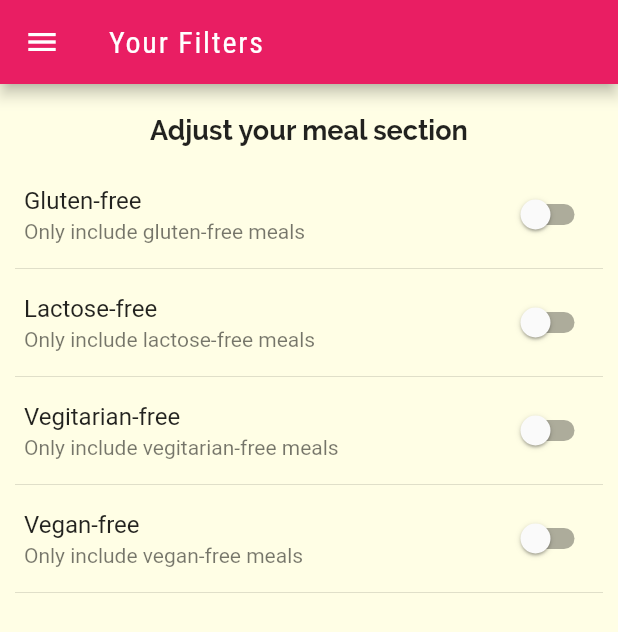
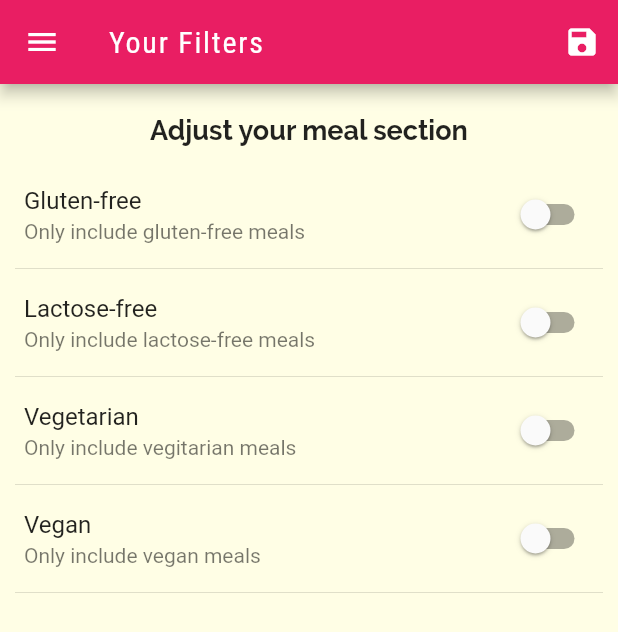
Before and after one commit to marshallrahul/Meal-App, a Flutter app: the MealFilters screen opened by its route, on a phone screen of 412 x 824 dp. Shown: the top 632 px of the screen. Run offline on Flutter 3.47's test engine with Material 2 defaults, Android fonts, the phone set to English and light mode, and no system bars.

Commit message:
Final commit

```diff
--- a/lib/dummy_data.dart
+++ b/lib/dummy_data.dart
@@ -189,8 +189,8 @@ const DUMMY_MEALS = const [
   Meal(
     id: 'm5',
     categories: [
-      'c2'
-          'c5',
+      'c2',
+      'c5',
       'c10',
     ],
     title: 'Salad with Smoked Salmon',
--- a/lib/main.dart
+++ b/lib/main.dart
@@ -4,14 +4,53 @@ import './screen/category_meal_screen.dart';
 import './screen/meal_details_screen.dart';
 import './screen/tab_bar_screen.dart';
 import './screen/meal_filters_screen.dart';
+import './dummy_data.dart';
+import './models/meal.dart';
 
 void main() {
   runApp(MyApp());
 }
 
-class MyApp extends StatelessWidget {
+class MyApp extends StatefulWidget {
+  @override
+  _MyAppState createState() => _MyAppState();
+}
+
+class _MyAppState extends State<MyApp> {
+  Map<String, bool> _filters = {
+    'gluten': false,
+    'lactose': false,
+    'vegan': false,
+    'vegetarian': false,
+  };
+
+  List<Meal> _availableMeals = DUMMY_MEALS;
+
+  void _filteredItem(Map<String, bool> value) {
+    setState(() {
+      _filters = value;
+
+      _availableMeals = DUMMY_MEALS.where((meal) {
+        if ((_filters['gluten'] == true) && !meal.isGlutenFree) {
+          return false;
+        }
+        if ((_filters['lactose'] == true) && !meal.isLactoseFree) {
+          return false;
+        }
+        if ((_filters['vegan'] == true) && !meal.isVegan) {
+          return false;
+        }
+        if ((_filters['vegetarian'] == true) && !meal.isVegetarian) {
+          return false;
+        }
+        return true;
+      }).toList();
+    });
+  }
+
   @override
   Widget build(BuildContext context) {
+    print(_availableMeals);
     return MaterialApp(
       title: 'Meals App',
       theme: ThemeData(
@@ -29,9 +68,9 @@ class MyApp extends StatelessWidget {
       initialRoute: '/',
       routes: {
         '/': (ctx) => TabScreen(),
-        '/category-meal': (ctx) => CategoryMealScreen(),
+        '/category-meal': (ctx) => CategoryMealScreen(_availableMeals),
         '/meal-details': (ctx) => MealDetailsScreen(),
-        '/meal-filters': (ctx) => MealFilters(),
+        '/meal-filters': (ctx) => MealFilters(_filters, _filteredItem),
       },
     );
   }
--- a/lib/screen/meal_filters_screen.dart
+++ b/lib/screen/meal_filters_screen.dart
@@ -3,6 +3,13 @@ import 'package:flutter/material.dart';
 import '../widgets/main_drawer.dart';
 
 class MealFilters extends StatefulWidget {
+  final Map<String, bool> mealFilters;
+  final Function filterItems;
+
+  MealFilters(
+    this.mealFilters,
+    this.filterItems,
+  );
   @override
   _MealFiltersState createState() => _MealFiltersState();
 }
@@ -10,8 +17,19 @@ class MealFilters extends StatefulWidget {
 class _MealFiltersState extends State<MealFilters> {
   bool _glutenFree = false;
   bool _lactoseFree = false;
-  bool _vegitarianFree = false;
-  bool _veganFree = false;
+  bool _vegetarian = false;
+  bool _vegan = false;
+
+  @override
+  void initState() {
+    setState(() {
+      _glutenFree = widget.mealFilters['gluten'];
+      _lactoseFree = widget.mealFilters['lactose'];
+      _vegetarian = widget.mealFilters['vegetarian'];
+      _vegan = widget.mealFilters['vegan'];
+    });
+    super.initState();
+  }
 
   List<Widget> _buildSwitchTileWidget(
     String title,
@@ -46,6 +64,20 @@ class _MealFiltersState extends State<MealFilters> {
             letterSpacing: 1.2,
           ),
         ),
+        actions: [
+          IconButton(
+            icon: Icon(Icons.save),
+            onPressed: () {
+              final selectedMeal = {
+                'gluten': _glutenFree,
+                'lactose': _lactoseFree,
+                'vegan': _vegan,
+                'vegetarian': _vegetarian,
+              };
+              widget.filterItems(selectedMeal);
+            },
+          ),
+        ],
       ),
       drawer: MainDrawer(),
       body: Column(
@@ -69,7 +101,7 @@ class _MealFiltersState extends State<MealFilters> {
             'Gluten-free',
             'Only include gluten-free meals',
             _glutenFree,
-            (value) {
+            (bool value) {
               setState(() {
                 _glutenFree = value;
               });
@@ -79,29 +111,29 @@ class _MealFiltersState extends State<MealFilters> {
             'Lactose-free',
             'Only include lactose-free meals',
             _lactoseFree,
-            (value) {
+            (bool value) {
               setState(() {
                 _lactoseFree = value;
               });
             },
           ),
           ..._buildSwitchTileWidget(
-            'Vegitarian-free',
-            'Only include vegitarian-free meals',
-            _vegitarianFree,
-            (value) {
+            'Vegetarian',
+            'Only include vegitarian meals',
+            _vegetarian,
+            (bool value) {
               setState(() {
-                _vegitarianFree = value;
+                _vegetarian = value;
               });
             },
           ),
           ..._buildSwitchTileWidget(
-            'Vegan-free',
-            'Only include vegan-free meals',
-            _veganFree,
-            (value) {
+            'Vegan',
+            'Only include vegan meals',
+            _vegan,
+            (bool value) {
               setState(() {
-                _veganFree = value;
+                _vegan = value;
               });
             },
           ),
```
Also changed, not shown: lib/screen/category_meal_screen.dart (+13 -3 lines).
